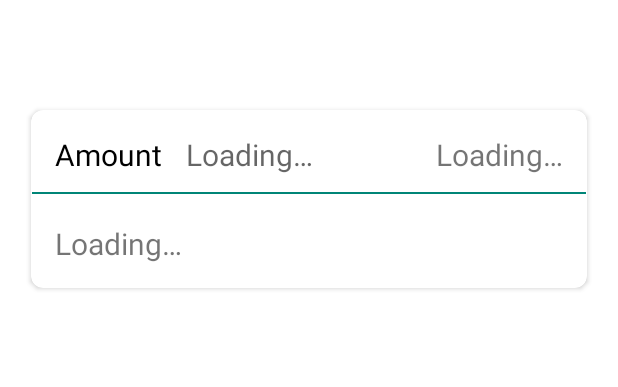
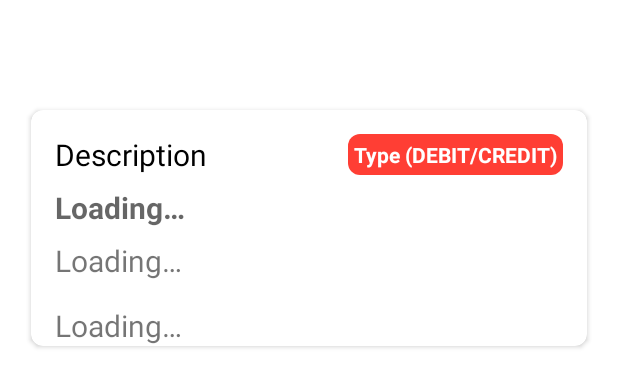
Before and after one commit to graphicstone/PersonalLedger, an Android app: the layout fragment_expense_history.xml on its own in the app's theme, with its tools: preview values and no code run, on a phone screen of 412 x 824 dp. Shown: the top 387 px of the screen. Run offline under Robolectric (Android 15) with nearby library versions, the phone set to English and light mode, and no system bars.

```diff
--- a/app/src/main/java/com/nullbyte/personalledger/model/ExpanseModel.kt
+++ b/app/src/main/java/com/nullbyte/personalledger/model/ExpanseModel.kt
@@ -5,15 +5,15 @@ import com.google.gson.annotations.SerializedName
 
 data class ExpanseModel(
     @SerializedName("description")
-    val description: String, // Rent
+    val description: String, // description about transaction
     @SerializedName("amount")
-    val amount: Int, // 8000
+    val amount: Long, // 8000
     @SerializedName("date")
     val date: String, // 20 Jan 2020
     @SerializedName("label")
     val label: String, // Rent
     @SerializedName("peerID")
-    val peerId: String, // shubheshDwivedi@gmail.com
+    val peerId: String, // abc@xyz.com
     @SerializedName("type")
     val type: String // DEBIT
 )
--- a/app/src/main/java/com/nullbyte/personalledger/viewModel/HomeViewModel.kt
+++ b/app/src/main/java/com/nullbyte/personalledger/viewModel/HomeViewModel.kt
@@ -10,6 +10,7 @@ import com.nullbyte.personalledger.model.ExpanseModel
 import com.nullbyte.personalledger.repository.LedgerRepository
 
 class HomeViewModel(application: Application) : BaseViewModel(application), ResultListener {
+
     private val ledgerRepository: LedgerRepository = LedgerRepository()
     var result = MutableLiveData<Boolean>()
 
--- /dev/null
+++ b/app/src/main/res/drawable/transaction_type_background.xml
@@ -0,0 +1,9 @@
+<?xml version="1.0" encoding="utf-8"?>
+<shape xmlns:android="http://schemas.android.com/apk/res/android"
+    android:shape="rectangle">
+
+    <solid android:color="@color/colorRed" />
+
+    <corners android:radius="@dimen/dp_8" />
+
+</shape>
--- a/app/src/main/res/layout/fragment_expense_history.xml
+++ b/app/src/main/res/layout/fragment_expense_history.xml
@@ -6,7 +6,7 @@
     <data>
         <import type="android.view.View" />
         <variable
-            name="galleryViewModel"
+            name="expanseHistoryViewModel"
             type="com.nullbyte.personalledger.viewModel.ExpenseHistoryViewModel" />
 
     </data>
--- a/app/src/main/res/layout/item_expense_history.xml
+++ b/app/src/main/res/layout/item_expense_history.xml
@@ -1,72 +1,75 @@
 <?xml version="1.0" encoding="utf-8"?>
 <androidx.cardview.widget.CardView xmlns:android="http://schemas.android.com/apk/res/android"
+    xmlns:app="http://schemas.android.com/apk/res-auto"
     android:layout_width="match_parent"
     android:layout_height="wrap_content"
     android:layout_marginBottom="@dimen/dp_16"
-    xmlns:app="http://schemas.android.com/apk/res-auto"
     app:cardCornerRadius="@dimen/dp_8"
-    app:cardUseCompatPadding="true" >
+    app:cardUseCompatPadding="true">
 
     <androidx.constraintlayout.widget.ConstraintLayout
         android:layout_width="match_parent"
-        android:layout_height="wrap_content" >
+        android:layout_height="wrap_content">
 
         <TextView
-            android:id="@+id/tv_amount_heading"
+            android:id="@+id/tv_description"
+            android:layout_width="0dp"
+            android:layout_height="wrap_content"
+            android:layout_marginStart="@dimen/dp_16"
+            android:layout_marginTop="@dimen/dp_16"
+            android:ellipsize="end"
+            android:maxLines="2"
+            android:text="@string/description"
+            android:textColor="@color/colorBlack"
+            android:textSize="@dimen/sp_20"
+            app:layout_constraintEnd_toStartOf="@id/tv_type"
+            app:layout_constraintStart_toStartOf="parent"
+            app:layout_constraintTop_toTopOf="parent" />
+
+        <androidx.appcompat.widget.AppCompatTextView
+            android:id="@+id/tv_type"
             android:layout_width="wrap_content"
             android:layout_height="wrap_content"
-            android:layout_marginTop="@dimen/dp_16"
-            android:layout_marginStart="@dimen/dp_16"
-            android:text="@string/amount"
-            android:textSize="@dimen/sp_20"
-            android:textColor="@color/colorBlack"
-            app:layout_constraintStart_toStartOf="parent"
+            android:layout_margin="@dimen/dp_16"
+            android:background="@drawable/transaction_type_background"
+            android:padding="@dimen/dp_4"
+            android:text="@string/type"
+            android:textColor="@color/colorWhite"
+            android:textStyle="bold"
+            app:layout_constraintEnd_toEndOf="parent"
             app:layout_constraintTop_toTopOf="parent" />
 
         <TextView
             android:id="@+id/tv_amount"
             android:layout_width="0dp"
             android:layout_height="wrap_content"
-            android:layout_marginTop="@dimen/dp_16"
             android:layout_marginStart="@dimen/dp_16"
-            android:layout_marginEnd="@dimen/dp_16"
+            android:layout_marginTop="@dimen/dp_8"
             android:hint="@string/loading"
             android:textSize="@dimen/sp_20"
-            app:layout_constraintStart_toEndOf="@id/tv_amount_heading"
-            app:layout_constraintEnd_toStartOf="@id/tv_date"
-            app:layout_constraintTop_toTopOf="parent" />
+            android:textStyle="bold"
+            app:layout_constraintStart_toStartOf="parent"
+            app:layout_constraintTop_toBottomOf="@id/tv_description" />
 
         <TextView
             android:id="@+id/tv_date"
             android:layout_width="wrap_content"
             android:layout_height="wrap_content"
-            android:layout_marginTop="@dimen/dp_16"
-            android:layout_marginEnd="@dimen/dp_16"
+            android:layout_marginTop="@dimen/dp_8"
+            android:layout_marginStart="@dimen/dp_16"
             android:text="@string/loading"
             android:textSize="@dimen/sp_20"
-            app:layout_constraintEnd_toEndOf="parent"
-            app:layout_constraintTop_toTopOf="parent" />
-
-        <ImageView
-            android:id="@+id/iv_straight_line"
-            android:layout_width="match_parent"
-            android:layout_height="@dimen/dp_8"
-            android:layout_marginTop="@dimen/dp_8"
-            android:src="@drawable/straight_line"
             app:layout_constraintStart_toStartOf="parent"
-            app:layout_constraintEnd_toEndOf="parent"
-            app:layout_constraintTop_toBottomOf="@id/tv_amount_heading"
-            android:contentDescription="@string/straight_line" />
+            app:layout_constraintTop_toBottomOf="@id/tv_amount" />
 
         <TextView
-            android:id="@+id/tv_description"
+            android:id="@+id/tv_label"
             android:layout_width="match_parent"
             android:layout_height="wrap_content"
-           android:layout_margin="@dimen/dp_16"
+            android:layout_margin="@dimen/dp_16"
             android:text="@string/loading"
             android:textSize="@dimen/sp_20"
-            app:layout_constraintTop_toBottomOf="@id/iv_straight_line"
-            app:layout_constraintBottom_toBottomOf="parent" />
+            app:layout_constraintTop_toBottomOf="@id/tv_date" />
 
     </androidx.constraintlayout.widget.ConstraintLayout>
 
--- a/app/src/main/res/values/dimens.xml
+++ b/app/src/main/res/values/dimens.xml
@@ -27,4 +27,5 @@
     <dimen name="dp_60">60dp</dimen>
     <dimen name="dp_150">150dp</dimen>
     <dimen name="sp_18">18sp</dimen>
+    <dimen name="dp_4">4dp</dimen>
 </resources>
--- a/app/src/main/res/values/strings.xml
+++ b/app/src/main/res/values/strings.xml
@@ -34,4 +34,6 @@
     <string name="peer_id">Peer ID (if any)</string>
     <string name="type">Type (DEBIT/CREDIT)</string>
     <string name="label">Label</string>
+    <string name="debit">DEBIT</string>
+    <string name="google_sign_in">Google Sign In</string>
 </resources>
```
Also changed, not shown: app/src/main/java/com/nullbyte/personalledger/adapters/ExpenseHistoryAdapter.kt (+14 -3 lines), app/src/main/java/com/nullbyte/personalledger/repository/LedgerRepository.kt (+27 -0 lines), app/src/main/java/com/nullbyte/personalledger/view/activities/LoginActivity.kt (+8 -5 lines), app/src/main/java/com/nullbyte/personalledger/view/fragments/ExpenseHistoryFragment.kt (+36 -92 lines), app/src/main/java/com/nullbyte/personalledger/view/fragments/HomeFragment.kt (+15 -18 lines), app/src/main/java/com/nullbyte/personalledger/viewModel/ExpenseHistoryViewModel.kt (+21 -4 lines), app/src/main/res/layout/activity_login.xml (+16 -3 lines).
